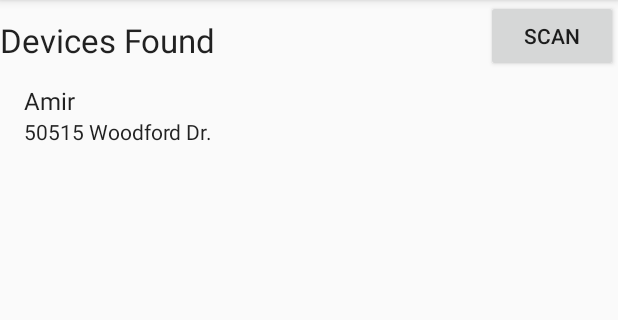
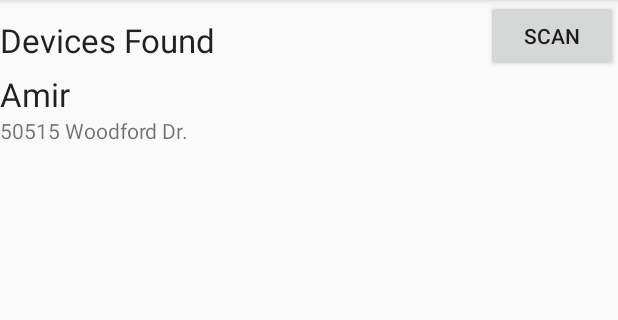
Before and after one commit to aliamir/E1BlePlatform, an Android app: the screen it shows after launch (MainActivity), on a phone screen of 412 x 824 dp, the part 84-404 px from its top. Run offline under Robolectric (Android 15) with nearby library versions, the phone set to English and light mode, and no system bars.

```diff
--- a/app/build.gradle
+++ b/app/build.gradle
@@ -4,7 +4,7 @@ android {
     compileSdkVersion 28
     defaultConfig {
         applicationId "com.example.amir.e1bleplatform"
-        minSdkVersion 18
+        minSdkVersion 21
         targetSdkVersion 28
         versionCode 1
         versionName "1.0"
--- a/app/src/main/java/com/example/amir/e1bleplatform/MainActivity.java
+++ b/app/src/main/java/com/example/amir/e1bleplatform/MainActivity.java
@@ -67,7 +67,7 @@ public class MainActivity extends AppCompatActivity {
         mBluetoothAdapter = manager.getAdapter();
 
         // List of BLE devices found
-        mListOfDevicesView = (ListView) findViewById(R.id.list_bt_devices);
+        mListOfDevicesView = findViewById(R.id.list_bt_devices);
 
         HandleBtleScan();
 
@@ -78,10 +78,10 @@ public class MainActivity extends AppCompatActivity {
         list.add(device);
         // Show in ListView
         //ArrayAdapter<BleDevice> adaptlist = new ArrayAdapter<BleDevice>(this, android.R.layout.simple_list_item_1, list);
-        TwoItemListAdapter adaptlist = new TwoItemListAdapter(this, list);
+        TwoItemListAdapter adaptlist = new TwoItemListAdapter(this, R.layout.list_devices, list);
         //setListAdapter(new TwoItemListAdapter(this, list));
         mListOfDevicesView.setAdapter(adaptlist);
-/******* TESTING ********/
+        /******* TESTING ********/
     }
 
     @Override
--- a/app/src/main/java/com/example/amir/e1bleplatform/TwoItemListAdapter.java
+++ b/app/src/main/java/com/example/amir/e1bleplatform/TwoItemListAdapter.java
@@ -2,7 +2,6 @@ package com.example.amir.e1bleplatform;
 
 import android.widget.BaseAdapter;
 import android.content.Context;
-import android.widget.TwoLineListItem;
 import java.util.ArrayList;
 import android.view.View;
 import android.view.ViewGroup;
@@ -12,11 +11,13 @@ import android.widget.TextView;
 public class TwoItemListAdapter extends BaseAdapter {
 
     private Context context;
+    private int layoutResourceID;
     private ArrayList<BleDevice> devices;
 
-    public TwoItemListAdapter(Context context, ArrayList<BleDevice> devices) {
+    public TwoItemListAdapter(Context context, int resource, ArrayList<BleDevice> devices) {
         this.context = context;
         this.devices = devices;
+        layoutResourceID = resource;
     }
 
     @Override
@@ -35,25 +36,25 @@ public class TwoItemListAdapter extends BaseAdapter {
     }
 
     @Override
-    public View getView(int position, View convertView, ViewGroup parent) {
-
-        TwoLineListItem twoLineListItem;
-
-        if (convertView == null) {
-            LayoutInflater inflater = (LayoutInflater) context
-                    .getSystemService(Context.LAYOUT_INFLATER_SERVICE);
-            twoLineListItem = (TwoLineListItem) inflater.inflate(
-                    android.R.layout.simple_list_item_2, null);
-        } else {
-            twoLineListItem = (TwoLineListItem) convertView;
+    public View getView(int position, View convertedView, ViewGroup parent) {
+        // Make sure we have a view to use
+        View itemView = convertedView;
+        if (itemView == null) {
+            LayoutInflater inflater = (LayoutInflater) context.getSystemService(Context.LAYOUT_INFLATER_SERVICE);
+            itemView = inflater.inflate(layoutResourceID, parent, false);
         }
 
-        TextView text1 = twoLineListItem.getText1();
-        TextView text2 = twoLineListItem.getText2();
+        // Find the device
+        BleDevice currentDevice = devices.get(position);
 
-        text1.setText(devices.get(position).getName());
-        text2.setText("" + devices.get(position).getAddress());
+        // Fill the View (show the data from the BtleDevice class
+        TextView dNameText = itemView.findViewById(R.id.name);
+        dNameText.setText(currentDevice.getName());
 
-        return twoLineListItem;
+        TextView dAddressText = itemView.findViewById(R.id.address);
+        dAddressText.setText(currentDevice.getAddress());
+
+        // Return the View
+        return itemView;
     }
 }
--- /dev/null
+++ b/app/src/main/res/layout/list_devices.xml
@@ -0,0 +1,24 @@
+<?xml version="1.0" encoding="utf-8"?>
+<RelativeLayout xmlns:android="http://schemas.android.com/apk/res/android"
+    android:layout_width="match_parent" android:layout_height="match_parent">
+
+    <TextView
+        android:layout_width="wrap_content"
+        android:layout_height="wrap_content"
+        android:textAppearance="?android:attr/textAppearanceLarge"
+        android:text="Large Text"
+        android:id="@+id/name"
+        android:layout_alignParentTop="true"
+        android:layout_alignParentStart="true" />
+
+    <TextView
+        android:layout_width="wrap_content"
+        android:layout_height="wrap_content"
+        android:textAppearance="?android:attr/textAppearanceSmall"
+        android:text="Small Text"
+        android:id="@+id/address"
+        android:layout_below="@+id/name"
+        android:layout_alignParentStart="true" />
+
+
+</RelativeLayout>
```
